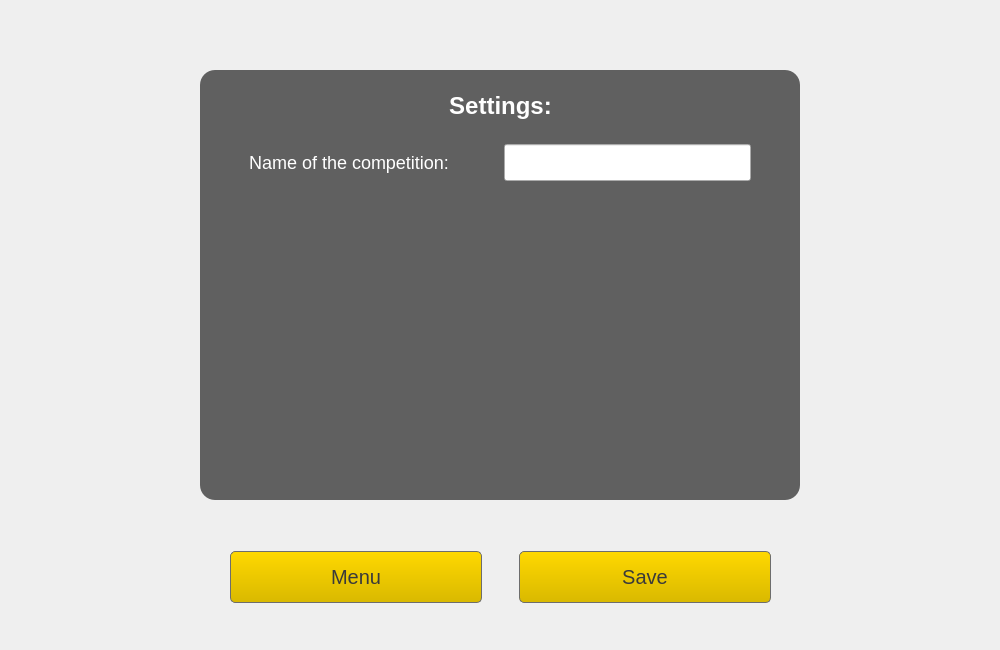
Above: sources/FootballEditor16/GUIApp/settingsdialog.ui from vaddya/FootballEditor16 before the change. Below: the same form after it.
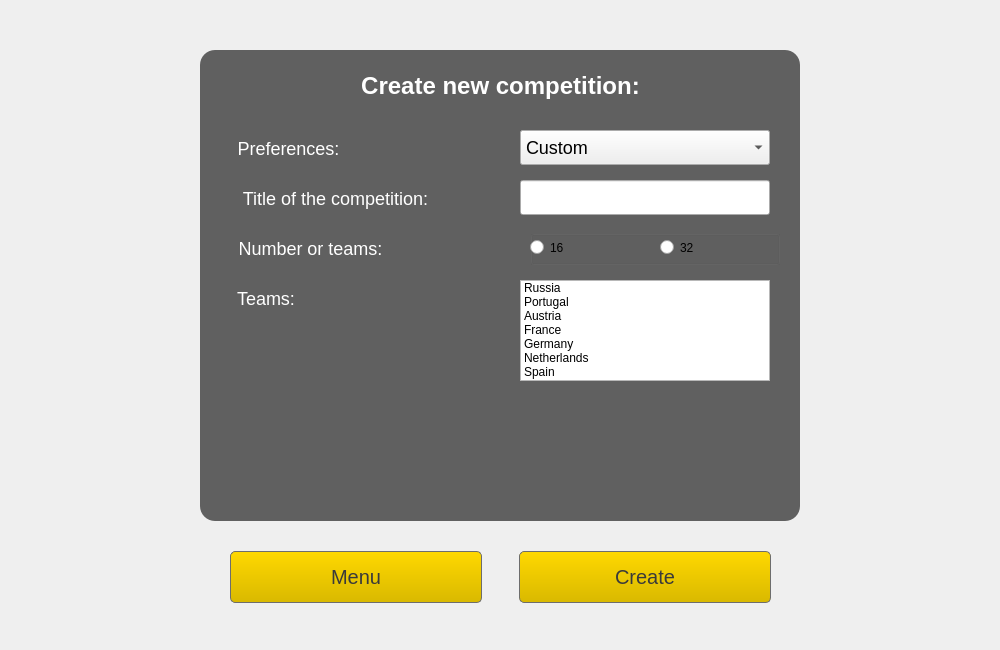
That is the form after the change. Icons and pictures are not drawn.

Patch:
```diff
--- a/sources/FootballEditor16/GUIApp/settingsdialog.ui
+++ b/sources/FootballEditor16/GUIApp/settingsdialog.ui
@@ -95,7 +95,7 @@
 }</string>
       </property>
       <property name="text">
-       <string>Save</string>
+       <string>Create</string>
       </property>
      </widget>
     </item>
@@ -105,9 +105,9 @@
    <property name="geometry">
     <rect>
      <x>200</x>
-     <y>70</y>
+     <y>50</y>
      <width>600</width>
-     <height>430</height>
+     <height>471</height>
     </rect>
    </property>
    <property name="styleSheet">
@@ -139,69 +139,343 @@
 font-weight: bold;</string>
     </property>
     <property name="text">
-     <string>Settings:</string>
+     <string>Create new competition:</string>
     </property>
     <property name="alignment">
      <set>Qt::AlignCenter</set>
     </property>
    </widget>
-   <widget class="QWidget" name="">
+   <widget class="QLabel" name="lblPreferences">
+    <property name="enabled">
+     <bool>true</bool>
+    </property>
     <property name="geometry">
      <rect>
-      <x>0</x>
-      <y>70</y>
-      <width>601</width>
-      <height>45</height>
+      <x>30</x>
+      <y>80</y>
+      <width>117</width>
+      <height>37</height>
      </rect>
     </property>
-    <layout class="QHBoxLayout" name="horizontalLayout_2">
-     <property name="sizeConstraint">
-      <enum>QLayout::SetDefaultConstraint</enum>
+    <property name="sizePolicy">
+     <sizepolicy hsizetype="Fixed" vsizetype="Fixed">
+      <horstretch>0</horstretch>
+      <verstretch>0</verstretch>
+     </sizepolicy>
+    </property>
+    <property name="styleSheet">
+     <string notr="true">color: rgb(255, 255, 255);
+font-size: 18px;
+width: 240px;</string>
+    </property>
+    <property name="frameShadow">
+     <enum>QFrame::Plain</enum>
+    </property>
+    <property name="lineWidth">
+     <number>1</number>
+    </property>
+    <property name="text">
+     <string>Preferences:</string>
+    </property>
+    <property name="textFormat">
+     <enum>Qt::AutoText</enum>
+    </property>
+    <property name="scaledContents">
+     <bool>false</bool>
+    </property>
+    <property name="alignment">
+     <set>Qt::AlignCenter</set>
+    </property>
+    <property name="margin">
+     <number>8</number>
+    </property>
+   </widget>
+   <widget class="QLabel" name="lblNumberOfTeams">
+    <property name="geometry">
+     <rect>
+      <x>30</x>
+      <y>180</y>
+      <width>161</width>
+      <height>37</height>
+     </rect>
+    </property>
+    <property name="sizePolicy">
+     <sizepolicy hsizetype="Fixed" vsizetype="Fixed">
+      <horstretch>0</horstretch>
+      <verstretch>0</verstretch>
+     </sizepolicy>
+    </property>
+    <property name="styleSheet">
+     <string notr="true">color: rgb(255, 255, 255);
+font-size: 18px;
+width: 240px;</string>
+    </property>
+    <property name="text">
+     <string>Number or teams:</string>
+    </property>
+    <property name="textFormat">
+     <enum>Qt::AutoText</enum>
+    </property>
+    <property name="scaledContents">
+     <bool>false</bool>
+    </property>
+    <property name="alignment">
+     <set>Qt::AlignCenter</set>
+    </property>
+    <property name="margin">
+     <number>8</number>
+    </property>
+   </widget>
+   <widget class="QGroupBox" name="groupBox">
+    <property name="geometry">
+     <rect>
+      <x>330</x>
+      <y>180</y>
+      <width>250</width>
+      <height>35</height>
+     </rect>
+    </property>
+    <property name="sizePolicy">
+     <sizepolicy hsizetype="Fixed" vsizetype="Fixed">
+      <horstretch>0</horstretch>
+      <verstretch>0</verstretch>
+     </sizepolicy>
+    </property>
+    <property name="title">
+     <string/>
+    </property>
+    <property name="alignment">
+     <set>Qt::AlignLeading|Qt::AlignLeft|Qt::AlignVCenter</set>
+    </property>
+    <widget class="QRadioButton" name="rbtn32">
+     <property name="geometry">
+      <rect>
+       <x>130</x>
+       <y>0</y>
+       <width>115</width>
+       <height>35</height>
+      </rect>
      </property>
-     <item>
-      <widget class="QLabel" name="lblName">
-       <property name="sizePolicy">
-        <sizepolicy hsizetype="Fixed" vsizetype="Fixed">
-         <horstretch>0</horstretch>
-         <verstretch>0</verstretch>
-        </sizepolicy>
-       </property>
-       <property name="styleSheet">
-        <string notr="true">color: rgb(255, 255, 255);
+     <property name="styleSheet">
+      <string notr="true">background: none;</string>
+     </property>
+     <property name="text">
+      <string>32</string>
+     </property>
+    </widget>
+    <widget class="QRadioButton" name="rbtn16">
+     <property name="geometry">
+      <rect>
+       <x>0</x>
+       <y>0</y>
+       <width>115</width>
+       <height>35</height>
+      </rect>
+     </property>
+     <property name="contextMenuPolicy">
+      <enum>Qt::DefaultContextMenu</enum>
+     </property>
+     <property name="layoutDirection">
+      <enum>Qt::LeftToRight</enum>
+     </property>
+     <property name="styleSheet">
+      <string notr="true"/>
+     </property>
+     <property name="text">
+      <string>16</string>
+     </property>
+    </widget>
+   </widget>
+   <widget class="QListWidget" name="listWidget">
+    <property name="geometry">
+     <rect>
+      <x>320</x>
+      <y>230</y>
+      <width>250</width>
+      <height>101</height>
+     </rect>
+    </property>
+    <item>
+     <property name="text">
+      <string>Russia</string>
+     </property>
+    </item>
+    <item>
+     <property name="text">
+      <string>Portugal</string>
+     </property>
+    </item>
+    <item>
+     <property name="text">
+      <string>Austria</string>
+     </property>
+    </item>
+    <item>
+     <property name="text">
+      <string>France</string>
+     </property>
+    </item>
+    <item>
+     <property name="text">
+      <string>Germany</string>
+     </property>
+    </item>
+    <item>
+     <property name="text">
+      <string>Netherlands</string>
+     </property>
+    </item>
+    <item>
+     <property name="text">
+      <string>Spain</string>
+     </property>
+    </item>
+   </widget>
+   <widget class="QLabel" name="lblTeams">
+    <property name="geometry">
+     <rect>
+      <x>30</x>
+      <y>230</y>
+      <width>72</width>
+      <height>37</height>
+     </rect>
+    </property>
+    <property name="sizePolicy">
+     <sizepolicy hsizetype="Fixed" vsizetype="Fixed">
+      <horstretch>0</horstretch>
+      <verstretch>0</verstretch>
+     </sizepolicy>
+    </property>
+    <property name="styleSheet">
+     <string notr="true">color: rgb(255, 255, 255);
 font-size: 18px;
 width: 240px;</string>
-       </property>
-       <property name="text">
-        <string>Name of the competition:</string>
-       </property>
-       <property name="alignment">
-        <set>Qt::AlignCenter</set>
-       </property>
-      </widget>
-     </item>
-     <item>
-      <widget class="QLineEdit" name="editName">
-       <property name="sizePolicy">
-        <sizepolicy hsizetype="Fixed" vsizetype="Fixed">
-         <horstretch>0</horstretch>
-         <verstretch>0</verstretch>
-        </sizepolicy>
-       </property>
-       <property name="minimumSize">
-        <size>
-         <width>0</width>
-         <height>0</height>
-        </size>
-       </property>
-       <property name="styleSheet">
-        <string notr="true">font-size: 18px;
+    </property>
+    <property name="text">
+     <string>Teams:</string>
+    </property>
+    <property name="textFormat">
+     <enum>Qt::AutoText</enum>
+    </property>
+    <property name="scaledContents">
+     <bool>false</bool>
+    </property>
+    <property name="alignment">
+     <set>Qt::AlignCenter</set>
+    </property>
+    <property name="margin">
+     <number>8</number>
+    </property>
+   </widget>
+   <widget class="QLineEdit" name="edtTitle">
+    <property name="geometry">
+     <rect>
+      <x>320</x>
+      <y>130</y>
+      <width>250</width>
+      <height>35</height>
+     </rect>
+    </property>
+    <property name="sizePolicy">
+     <sizepolicy hsizetype="Fixed" vsizetype="Fixed">
+      <horstretch>0</horstretch>
+      <verstretch>0</verstretch>
+     </sizepolicy>
+    </property>
+    <property name="minimumSize">
+     <size>
+      <width>0</width>
+      <height>0</height>
+     </size>
+    </property>
+    <property name="styleSheet">
+     <string notr="true">font-size: 18px;
 width: 240px;
 height: 35px;
 padding-left: 5px;</string>
-       </property>
-      </widget>
-     </item>
-    </layout>
+    </property>
+    <property name="alignment">
+     <set>Qt::AlignLeading|Qt::AlignLeft|Qt::AlignVCenter</set>
+    </property>
+   </widget>
+   <widget class="QLabel" name="lblTitle">
+    <property name="geometry">
+     <rect>
+      <x>30</x>
+      <y>130</y>
+      <width>211</width>
+      <height>37</height>
+     </rect>
+    </property>
+    <property name="sizePolicy">
+     <sizepolicy hsizetype="Fixed" vsizetype="Fixed">
+      <horstretch>0</horstretch>
+      <verstretch>0</verstretch>
+     </sizepolicy>
+    </property>
+    <property name="styleSheet">
+     <string notr="true">color: rgb(255, 255, 255);
+font-size: 18px;
+width: 240px;</string>
+    </property>
+    <property name="text">
+     <string>Title of the competition:</string>
+    </property>
+    <property name="textFormat">
+     <enum>Qt::AutoText</enum>
+    </property>
+    <property name="scaledContents">
+     <bool>false</bool>
+    </property>
+    <property name="alignment">
+     <set>Qt::AlignCenter</set>
+    </property>
+    <property name="margin">
+     <number>8</number>
+    </property>
+   </widget>
+   <widget class="QComboBox" name="cmbPreferences">
+    <property name="geometry">
+     <rect>
+      <x>320</x>
+      <y>80</y>
+      <width>250</width>
+      <height>35</height>
+     </rect>
+    </property>
+    <property name="sizePolicy">
+     <sizepolicy hsizetype="Fixed" vsizetype="Fixed">
+      <horstretch>0</horstretch>
+      <verstretch>0</verstretch>
+     </sizepolicy>
+    </property>
+    <property name="styleSheet">
+     <string notr="true">font-size: 18px;
+width: 220px;
+height: 35px;
+padding-left: 5px;</string>
+    </property>
+    <property name="duplicatesEnabled">
+     <bool>false</bool>
+    </property>
+    <property name="modelColumn">
+     <number>0</number>
+    </property>
+    <item>
+     <property name="text">
+      <string>Custom</string>
+     </property>
+    </item>
+    <item>
+     <property name="text">
+      <string>UEFA EURO</string>
+     </property>
+    </item>
+    <item>
+     <property name="text">
+      <string>FIFA World Cup</string>
+     </property>
+    </item>
    </widget>
   </widget>
  </widget>
```
Left out of the diff: 11 changed lines with no effect on the pictures.
